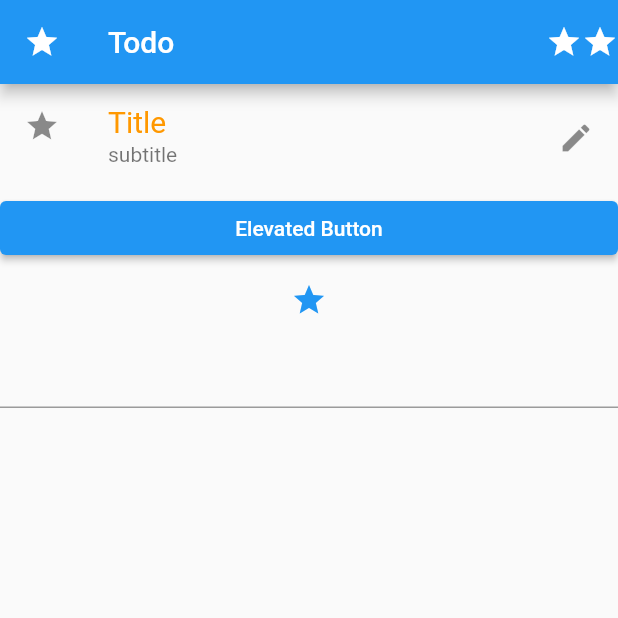
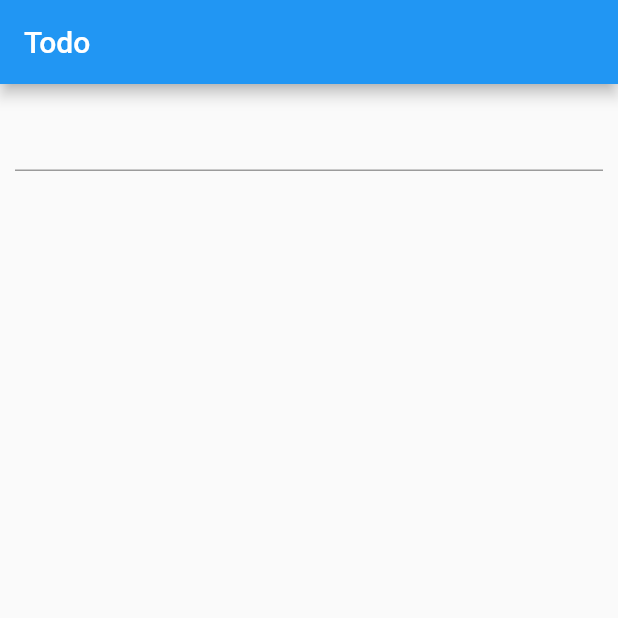
Before and after one commit to sagolwong/todo-app, a Flutter app: the screen it shows after launch, on a phone screen of 412 x 824 dp, the top half of it. Run offline on Flutter 3.47's test engine with Material 2 defaults, Android fonts, the phone set to English and light mode, and no system bars.

Commit message:
layout lesson

```diff
--- a/lib/main.dart
+++ b/lib/main.dart
@@ -1,4 +1,5 @@
 import 'package:flutter/material.dart';
+import 'package:todo/screens/todo_screen.dart';
 
 void main() {
   runApp(const MyApp());
@@ -12,55 +13,7 @@ class MyApp extends StatelessWidget {
     return const MaterialApp(
       debugShowCheckedModeBanner: false,
       title: 'Flutter Demo',
-      home: HomeScreen(),
+      home: TodoScreen(),
     );
   }
 }
-
-class HomeScreen extends StatelessWidget {
-  const HomeScreen({Key? key}) : super(key: key);
-  @override
-  Widget build(BuildContext context) {
-    final _textController = TextEditingController();
-
-    return Scaffold(
-      appBar: AppBar(
-        leading: const Icon(Icons.star),
-        title: const Text("Todo"),
-        actions: const <Widget>[Icon(Icons.star), Icon(Icons.star)],
-      ),
-      body: ListView(
-        children: <Widget>[
-          const ListTile(
-            leading: Icon(Icons.star),
-            title: Text(
-              "Title",
-              style: TextStyle(color: Colors.orange, fontSize: 20),
-            ),
-            subtitle: Text("subtitle"),
-            trailing: Icon(Icons.edit),
-          ),
-          ElevatedButton(
-            onPressed: () {
-              print("Elevated");
-            },
-            child: const Text("Elevated Button"),
-          ),
-          TextButton(
-            onPressed: () {
-              print("Text");
-              print(_textController.text);
-            },
-            child: const Icon(Icons.star),
-          ),
-          TextField(
-            controller: _textController,
-            onSubmitted: (value) {
-              print(value);
-            },
-          )
-        ],
-      ),
-    );
-  }
-}
--- /dev/null
+++ b/lib/screens/todo_screen.dart
@@ -0,0 +1,62 @@
+import 'package:flutter/material.dart';
+
+class TodoScreen extends StatefulWidget {
+  const TodoScreen({Key? key}) : super(key: key);
+
+  @override
+  State<TodoScreen> createState() => _TodoScreenState();
+}
+
+class _TodoScreenState extends State<TodoScreen> {
+  final _textController = TextEditingController();
+  List<String> todoList = [];
+
+  @override
+  Widget build(BuildContext context) {
+    return Scaffold(
+      appBar: AppBar(
+        title: const Text("Todo"),
+      ),
+      body: ListView(children: _itemList()),
+    );
+  }
+
+  List<Widget> _itemList() {
+    List<Widget> todoItemList = [];
+
+    todoItemList.add(
+      Container(
+        margin: const EdgeInsets.all(10),
+        child: TextField(
+          controller: _textController,
+          onSubmitted: ((value) {
+            todoList.add(value);
+
+            setState(() {
+              _textController.clear();
+            });
+          }),
+        ),
+      ),
+    );
+
+    for (var i = 0; i < todoList.length; i++) {
+      todoItemList.add(
+        ListTile(
+          leading: const Icon(Icons.star, color: Colors.blue),
+          title: Text(todoList[i]),
+          trailing: IconButton(
+            onPressed: () {
+              setState(() {
+                todoList.removeAt(i);
+              });
+            },
+            icon: const Icon(Icons.delete),
+          ),
+        ),
+      );
+    }
+
+    return todoItemList;
+  }
+}
```
